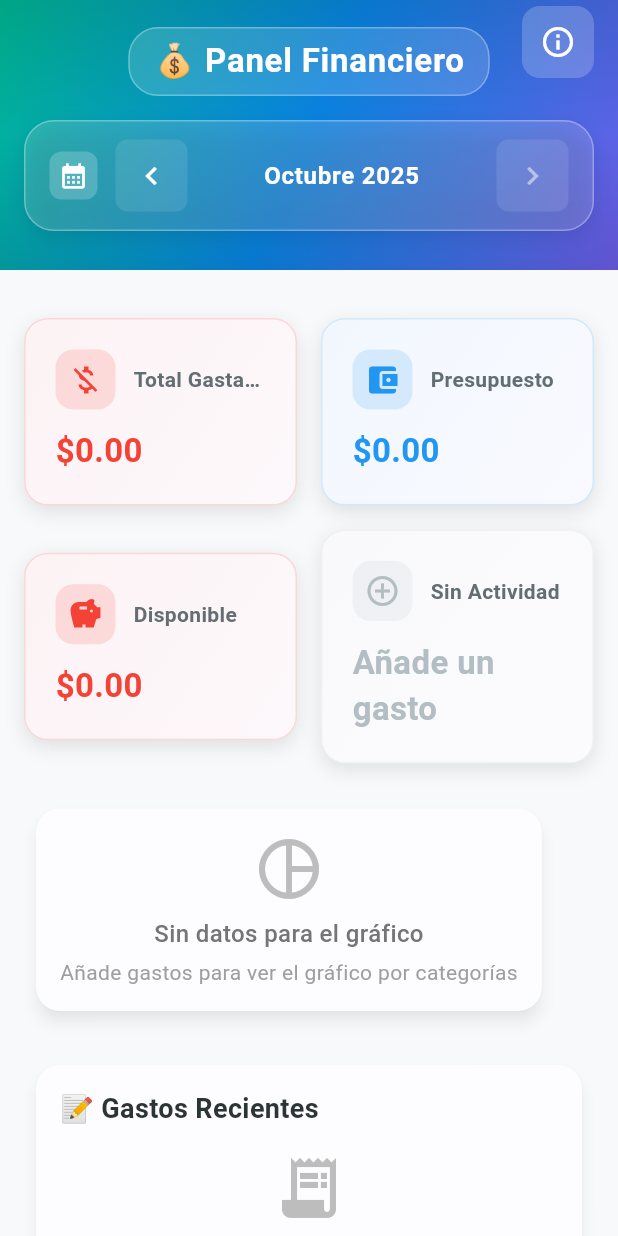
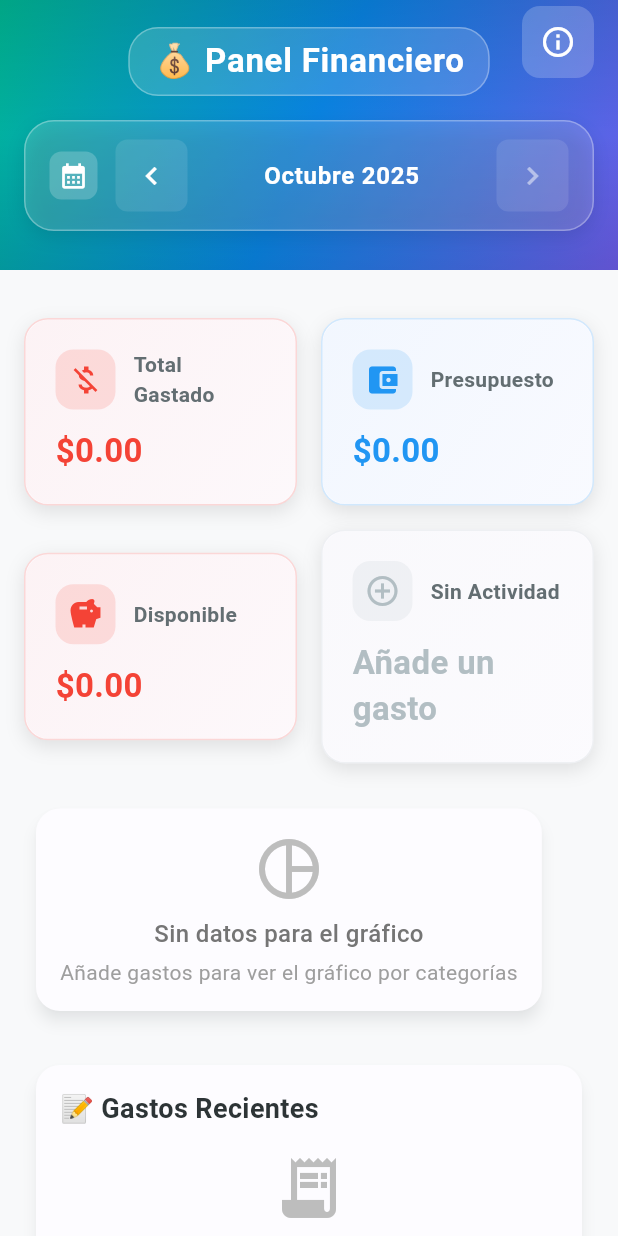
Before and after one commit to Carfer0410/FinanxPer, a Flutter app: the HomeScreen screen opened directly, on a phone screen of 412 x 824 dp. Run offline on Flutter 3.47's test engine with Material 3 defaults, Android fonts, the light colour scheme and no system bars; our stand-ins replace fl_chart, flutter_local_notifications, flutter_riverpod, hive, hive_flutter; accounts and stored records are empty.

Commit message:
mejorando diseño visual de la app #4

```diff
--- a/lib/screens/home_screen.dart
+++ b/lib/screens/home_screen.dart
@@ -440,7 +440,7 @@ class HomeScreen extends ConsumerWidget {
                   child: Icon(icono, color: color, size: 24),
                 ),
                 const SizedBox(width: 12),
-                Flexible(
+                Expanded(
                   child: Text(
                     titulo,
                     style: TextStyle(
@@ -449,7 +449,9 @@ class HomeScreen extends ConsumerWidget {
                       color: FinanxperColors.textSecondary,
                       letterSpacing: 0.25,
                     ),
-                    overflow: TextOverflow.ellipsis,
+                    maxLines: 2,
+                    overflow: TextOverflow.visible,
+                    softWrap: true,
                   ),
                 ),
               ],
```
